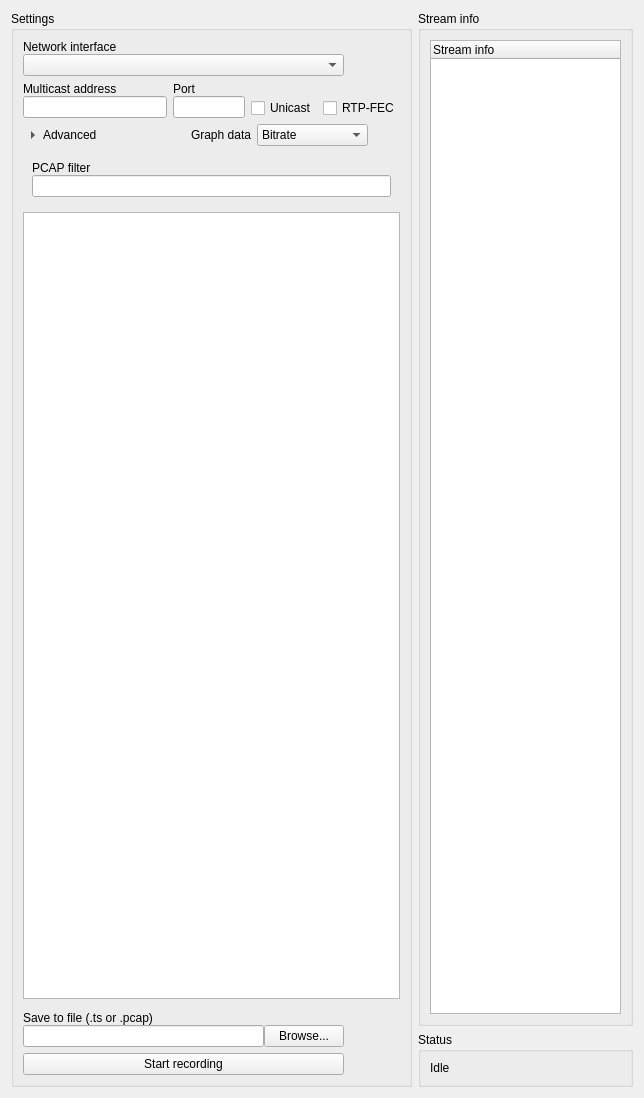
First picture: the form in recordwidget.ui, repository wisinorden/iptvutils, before the edit.
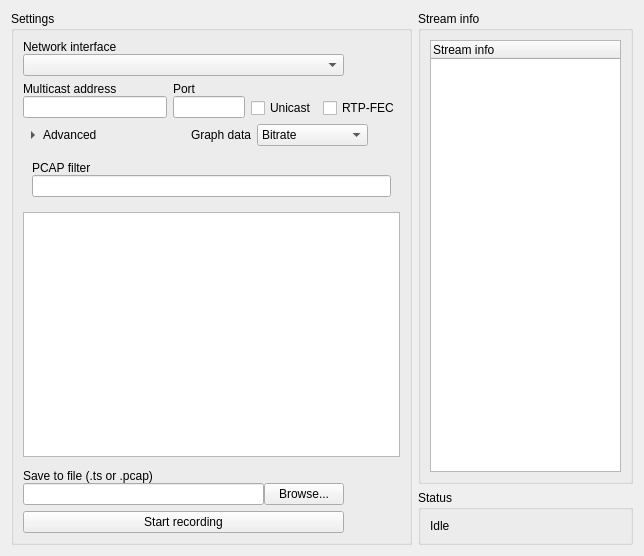
Second picture: the form after the edit. Icons and pictures are not drawn. Custom widgets are drawn as their Qt base class.

Commit message: Changed default size of window

Patch:
```diff
--- a/recordwidget.ui
+++ b/recordwidget.ui
@@ -7,7 +7,7 @@
     <x>0</x>
     <y>0</y>
     <width>644</width>
-    <height>1098</height>
+    <height>556</height>
    </rect>
   </property>
   <property name="sizePolicy">
```
The commit also changes 2 other files.
